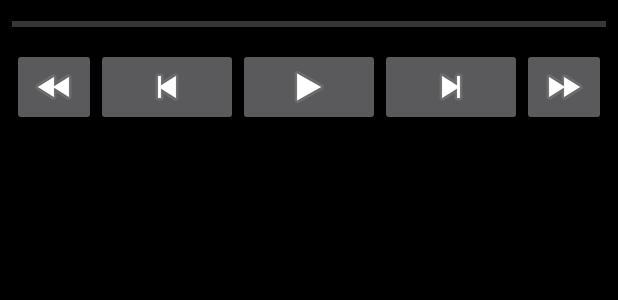
After one commit to jpavelek/DropboxPlayer, an Android app: the layout playback_controls.xml on its own in the app's theme, with its tools: preview values and no code run, on a phone screen of 412 x 824 dp. The commit adds this screen. Shown: the top 300 px of the screen. Run offline under Robolectric (Android 15) with nearby library versions, the phone set to English and light mode, and no system bars.

Commit message:
Adding layout and gfx for playback controls

```diff
--- /dev/null
+++ b/app/src/main/res/layout/playback_controls.xml
@@ -0,0 +1,44 @@
+<?xml version="1.0" encoding="utf-8"?>
+<TableLayout
+    xmlns:android="http://schemas.android.com/apk/res/android"
+    xmlns:app="http://schemas.android.com/apk/res-auto"
+    android:id="@+id/playback_controls"
+    android:layout_width="match_parent"
+    android:layout_height="wrap_content"
+    android:stretchColumns="1,2,3"
+    android:shrinkColumns="0,4"
+    android:layout_margin="@dimen/text_margin">
+    <TableRow
+        android:layout_marginBottom="@dimen/text_margin">
+        <ProgressBar
+            android:id="@+id/playback_progress"
+            style="@style/Widget.AppCompat.ProgressBar.Horizontal"
+            android:layout_width="match_parent"
+            android:layout_height="wrap_content"
+            android:indeterminate="false"
+            android:layout_span="5"/>
+    </TableRow>
+    <TableRow>
+
+        <ImageButton
+            android:id="@+id/playback_toggle_shuffle"
+            app:srcCompat="@android:drawable/ic_media_rew" />
+
+        <ImageButton
+            android:id="@+id/playback_button_prev"
+            app:srcCompat="@android:drawable/ic_media_previous" />
+
+        <ImageButton
+            android:id="@+id/playback_button_play_pause"
+            app:srcCompat="@android:drawable/ic_media_play" />
+
+        <ImageButton
+            android:id="@+id/playback_button_next"
+            app:srcCompat="@android:drawable/ic_media_next" />
+
+        <ImageButton
+            android:id="@+id/playback_toggle_repeat"
+            app:srcCompat="@android:drawable/ic_media_ff" />
+    </TableRow>
+
+</TableLayout>
--- a/app/src/main/res/values/dimens.xml
+++ b/app/src/main/res/values/dimens.xml
@@ -2,6 +2,7 @@
     <dimen name="text_margin">8dp</dimen>
     <dimen name="context_menu_icon_placeholder_width">24dp</dimen>
     <dimen name="context_menu_icon_placeholder_height">24dp</dimen>
+    <dimen name="playback_buton_size">32dp</dimen>
     <dimen name="dbp_list_title">18sp</dimen>
     <dimen name="dbp_list_detail">10sp</dimen>
 </resources>
```
Also changed, not shown: app/src/main/java/com/afte9/dropboxplayer/Playlists/FragmentPlaylists.java (renamed from app/src/main/java/com/afte9/dropboxplayer/FragmentPlaylists/FragmentPlaylists.java), app/src/main/java/com/afte9/dropboxplayer/Playlists/PlaylistItemRecyclerViewAdapter.java (renamed from app/src/main/java/com/afte9/dropboxplayer/FragmentPlaylists/PlaylistItemRecyclerViewAdapter.java), app/src/main/java/com/afte9/dropboxplayer/Playlists/PlaylistListContent.java (renamed from app/src/main/java/com/afte9/dropboxplayer/FragmentPlaylists/PlaylistListContent.java), app/src/main/java/com/afte9/dropboxplayer/Songs/FragmentSongs.java (renamed from app/src/main/java/com/afte9/dropboxplayer/FragmentSongs/FragmentSongs.java), app/src/main/java/com/afte9/dropboxplayer/Songs/SongsItemRecyclerViewAdapter.java (renamed from app/src/main/java/com/afte9/dropboxplayer/FragmentSongs/SongsItemRecyclerViewAdapter.java), app/src/main/java/com/afte9/dropboxplayer/Songs/SongsListContent.java (renamed from app/src/main/java/com/afte9/dropboxplayer/FragmentSongs/SongsListContent.java), 2 other files.
